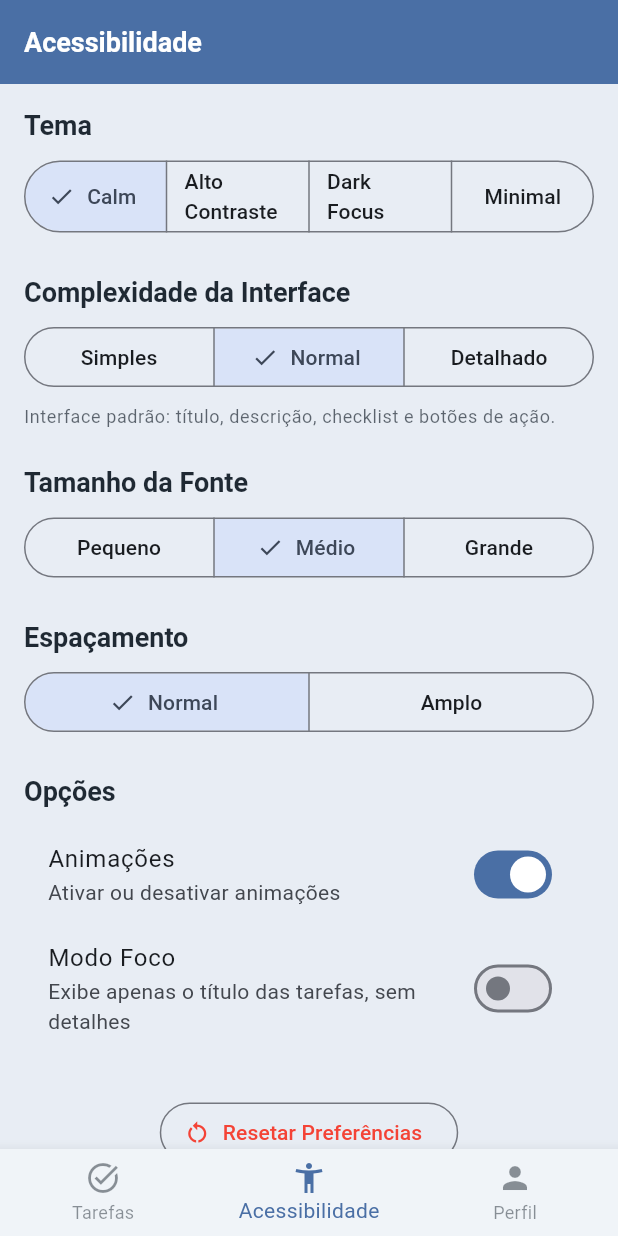
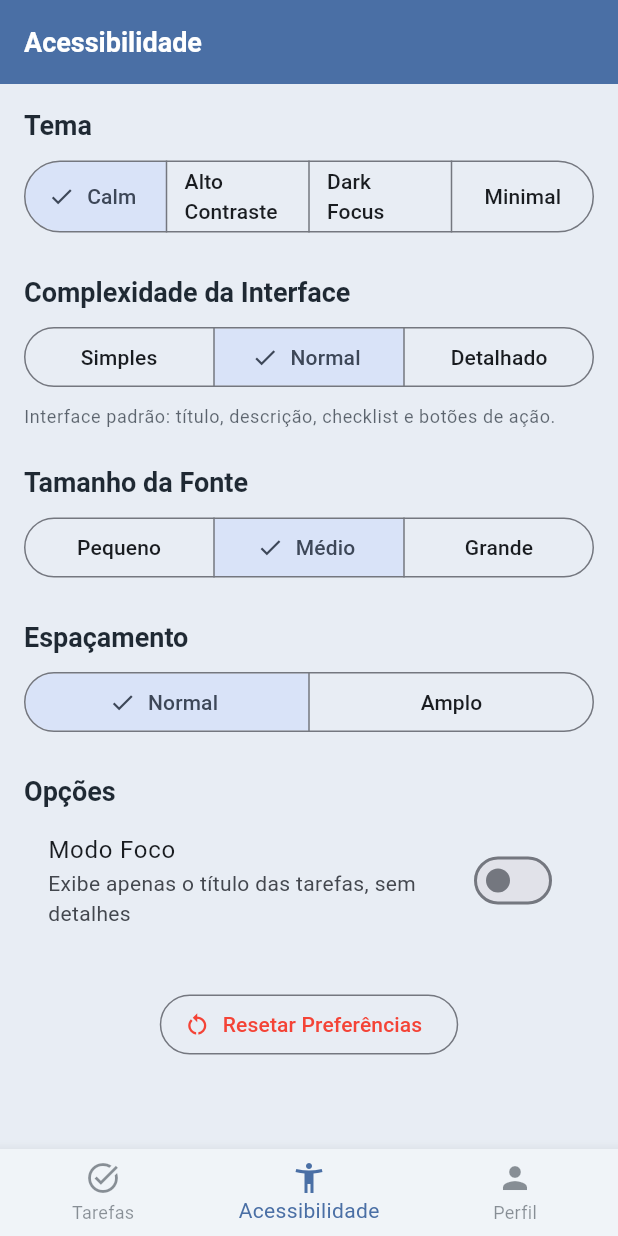
Before and after one commit to danilomoraesf/DMF-M, a Flutter app: the screen it shows after launch, item 2 of the bottom bar chosen, on a phone screen of 412 x 824 dp. Run offline on Flutter 3.47's test engine with Material 3 defaults, Android fonts, the phone set to English and light mode, and no system bars; our stand-ins replace file_picker, shared_preferences.

Commit message:
remove toggles sem funcionalidade real (animacoes e alertas cognitivos)

```diff
--- a/lib/models/user_preferences.dart
+++ b/lib/models/user_preferences.dart
@@ -6,35 +6,12 @@ enum SpacingLevel { normal, wide }
 
 enum FontScale { small, medium, large }
 
-class CognitiveAlertConfig {
-  bool enabled;
-  int intervalMinutes;
-
-  CognitiveAlertConfig({
-    this.enabled = false,
-    this.intervalMinutes = 30,
-  });
-
-  Map<String, dynamic> toJson() => {
-        'enabled': enabled,
-        'intervalMinutes': intervalMinutes,
-      };
-
-  factory CognitiveAlertConfig.fromJson(Map<String, dynamic> json) =>
-      CognitiveAlertConfig(
-        enabled: json['enabled'] ?? false,
-        intervalMinutes: json['intervalMinutes'] ?? 30,
-      );
-}
-
 class UserPreferences {
   ComplexityLevel complexityLevel;
   bool focusMode;
   ThemeMode themeMode;
   SpacingLevel spacingLevel;
   FontScale fontScale;
-  bool animationsEnabled;
-  CognitiveAlertConfig cognitiveAlerts;
 
   UserPreferences({
     this.complexityLevel = ComplexityLevel.normal,
@@ -42,9 +19,7 @@ class UserPreferences {
     this.themeMode = ThemeMode.calm,
     this.spacingLevel = SpacingLevel.normal,
     this.fontScale = FontScale.medium,
-    this.animationsEnabled = true,
-    CognitiveAlertConfig? cognitiveAlerts,
-  }) : cognitiveAlerts = cognitiveAlerts ?? CognitiveAlertConfig();
+  });
 
   Map<String, dynamic> toJson() => {
         'complexityLevel': complexityLevel.index,
@@ -52,8 +27,6 @@ class UserPreferences {
         'themeMode': themeMode.index,
         'spacingLevel': spacingLevel.index,
         'fontScale': fontScale.index,
-        'animationsEnabled': animationsEnabled,
-        'cognitiveAlerts': cognitiveAlerts.toJson(),
       };
 
   factory UserPreferences.fromJson(Map<String, dynamic> json) =>
@@ -64,9 +37,5 @@ class UserPreferences {
         themeMode: ThemeMode.values[json['themeMode'] ?? 0],
         spacingLevel: SpacingLevel.values[json['spacingLevel'] ?? 0],
         fontScale: FontScale.values[json['fontScale'] ?? 1],
-        animationsEnabled: json['animationsEnabled'] ?? true,
-        cognitiveAlerts: json['cognitiveAlerts'] != null
-            ? CognitiveAlertConfig.fromJson(json['cognitiveAlerts'])
-            : null,
       );
 }
--- a/lib/screens/accessibility_screen.dart
+++ b/lib/screens/accessibility_screen.dart
@@ -15,7 +15,6 @@ class AccessibilityScreen extends StatelessWidget {
         builder: (context, provider, _) {
           final p = provider.preferences;
           final isSimple = p.complexityLevel == prefs.ComplexityLevel.simple;
-          final isDetailed = p.complexityLevel == prefs.ComplexityLevel.detailed;
           return ListView(
             padding: const EdgeInsets.all(16),
             children: [
@@ -37,12 +36,6 @@ class AccessibilityScreen extends StatelessWidget {
                 const SizedBox(height: 24),
                 _sectionTitle(context, 'Opções'),
                 SwitchListTile(
-                  title: const Text('Animações'),
-                  subtitle: const Text('Ativar ou desativar animações'),
-                  value: p.animationsEnabled,
-                  onChanged: (_) => provider.toggleAnimations(),
-                ),
-                SwitchListTile(
                   title: const Text('Modo Foco'),
                   subtitle:
                       const Text('Exibe apenas o título das tarefas, sem detalhes'),
@@ -61,11 +54,6 @@ class AccessibilityScreen extends StatelessWidget {
                     );
                   },
                 ),
-              ],
-              if (isDetailed) ...[
-                const SizedBox(height: 24),
-                _sectionTitle(context, 'Alertas Cognitivos'),
-                _buildCognitiveAlerts(context, provider, p),
               ],
               const SizedBox(height: 32),
               Center(
@@ -179,49 +167,6 @@ class AccessibilityScreen extends StatelessWidget {
     );
   }
 
-  Widget _buildCognitiveAlerts(
-      BuildContext context, PreferencesProvider provider, prefs.UserPreferences p) {
-    return Column(
-      children: [
-        SwitchListTile(
-          title: const Text('Ativar alertas'),
-          subtitle: const Text('Lembretes periódicos de pausa'),
-          value: p.cognitiveAlerts.enabled,
-          onChanged: (val) =>
-              provider.setCognitiveAlerts(val, p.cognitiveAlerts.intervalMinutes),
-        ),
-        if (p.cognitiveAlerts.enabled)
-          Padding(
-            padding: const EdgeInsets.symmetric(horizontal: 16),
-            child: Row(
-              children: [
-                const Text('Intervalo: '),
-                SizedBox(
-                  width: 80,
-                  child: TextField(
-                    keyboardType: TextInputType.number,
-                    decoration: const InputDecoration(
-                      isDense: true,
-                      suffixText: 'min',
-                    ),
-                    controller: TextEditingController(
-                      text: p.cognitiveAlerts.intervalMinutes.toString(),
-                    ),
-                    onSubmitted: (val) {
-                      final minutes = int.tryParse(val);
-                      if (minutes != null && minutes > 0) {
-                        provider.setCognitiveAlerts(true, minutes);
-                      }
-                    },
-                  ),
-                ),
-              ],
-            ),
-          ),
-      ],
-    );
-  }
-
   void _confirmReset(BuildContext context, PreferencesProvider provider) {
     showDialog(
       context: context,
```
Also changed, not shown: lib/providers/preferences_provider.dart (+0 -11 lines), 1 other file.
